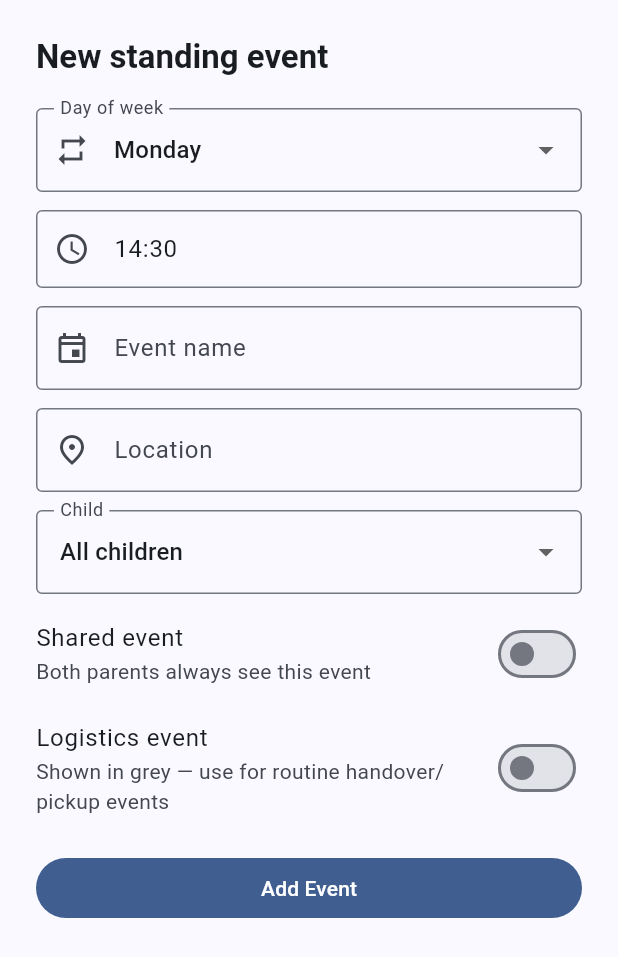
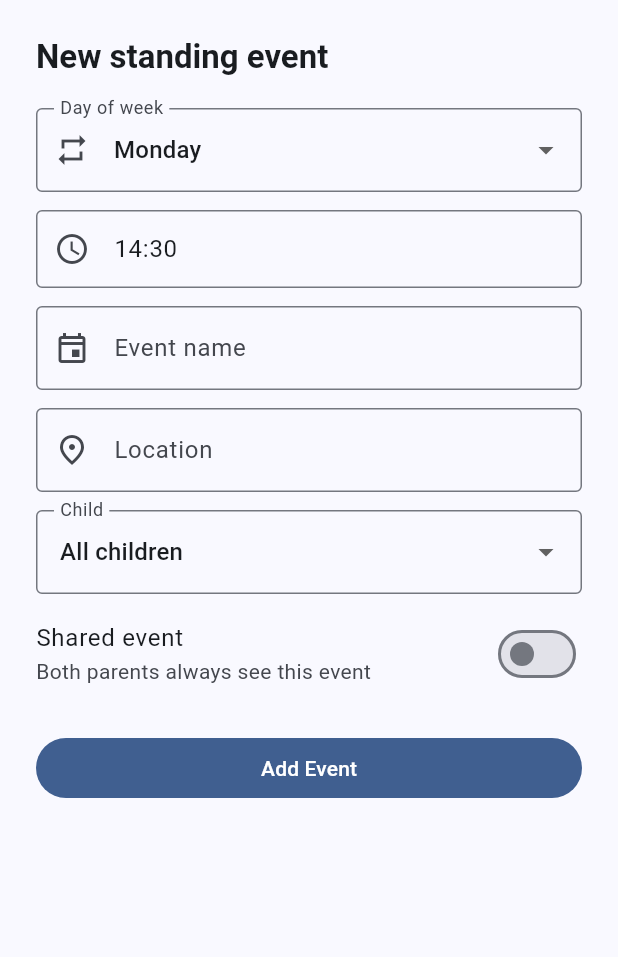
Before and after one commit to Pahiro/coplan, a Flutter app: the EventEditSheet widget shown alone on an empty page, opened directly, after a tap on "Add Event", on a phone screen of 412 x 824 dp. Shown: the top 957 px of the screen. Run offline on Flutter 3.47's test engine with Material 3 defaults, Android fonts, the phone set to English and light mode, and no system bars; our stand-ins replace connectivity_plus, flutter_local_notifications, flutter_riverpod, open_filex, package_info_plus, pocketbase and 1 more; missing offline and left inert: dart:html, home_widget; accounts and stored records are empty; network calls fail.

Commit message:
refactor: replace isLogistics with automatic custody-based dimming
Events now dim automatically when custodyNote != null (a custody request
has shifted responsibility for that slot). Removes the isLogistics manual
flag entirely from models, engine, providers, UI, and the widget.

Co-Authored-By: Claude Sonnet 4.6 <noreply@anthropic.com>

```diff
--- a/lib/engine/resolution_engine.dart
+++ b/lib/engine/resolution_engine.dart
@@ -312,7 +312,6 @@ class ResolutionEngine {
             note:           o.note,
             isAdhoc:        true,
             isShared:       o.isShared,
-            isLogistics:    o.isLogistics,
             overrideId:     o.id,
             custodyNote:    custodyNote,
           );
@@ -412,7 +411,6 @@ class ResolutionEngine {
       ruleId:         rule.id,
       overrideId:     override?.id,
       custodyNote:    note,
-      isLogistics:    rule.isLogistics,
     );
   }
 
--- a/lib/models/base_rule.dart
+++ b/lib/models/base_rule.dart
@@ -12,10 +12,6 @@ class BaseRule {
   /// but the event is tagged so both parents can see it is a shared obligation.
   final bool isShared;
 
-  /// Logistics events (school pickup, regular handover) are greyed out in the
-  /// UI when a custody override has changed who has the kids that day.
-  final bool isLogistics;
-
   /// When set, this rule only renders on weeks where the named parent is the
   /// outgoing custody holder (i.e. their rotation week is ending on this day).
   /// Used for directional handover rules — one per parent with different times.
@@ -29,7 +25,6 @@ class BaseRule {
     required this.location,
     required this.activity,
     this.isShared = false,
-    this.isLogistics = false,
     this.handoverFrom,
   });
 
@@ -41,7 +36,6 @@ class BaseRule {
         location: j['location'] as String,
         activity: j['activity'] as String,
         isShared: (j['is_shared'] as bool?) ?? false,
-        isLogistics: (j['is_logistics'] as bool?) ?? false,
         handoverFrom: (j['handover_from'] as String?)?.isNotEmpty == true
             ? j['handover_from'] as String
             : null,
--- a/lib/models/manual_override.dart
+++ b/lib/models/manual_override.dart
@@ -19,10 +19,6 @@ class ManualOverride {
   /// (e.g. birthday party, school trip).
   final bool isShared;
 
-  /// When true this adhoc event is a logistics/transport entry that should be
-  /// dimmed when a custody request already covers the same time window.
-  final bool isLogistics;
-
   const ManualOverride({
     required this.id,
     required this.targetDate,
@@ -38,7 +34,6 @@ class ManualOverride {
     this.adhocActivity,
     this.adhocLocation,
     this.isShared = false,
-    this.isLogistics = false,
   });
 
   factory ManualOverride.fromRecord(Map<String, dynamic> j) {
@@ -71,7 +66,6 @@ class ManualOverride {
       adhocActivity:  effectiveActivity.isNotEmpty ? effectiveActivity : null,
       adhocLocation:  j['location'] as String?,
       isShared:       (j['is_shared'] as bool?) ?? false,
-      isLogistics:    (j['is_logistics'] as bool?) ?? false,
     );
   }
 }
--- a/lib/models/resolved_event.dart
+++ b/lib/models/resolved_event.dart
@@ -62,11 +62,6 @@ class ResolvedEvent {
   /// [custodyRequestId] instead.
   final String? recurringId;
 
-  /// True when this event comes from a rule marked is_logistics AND a custody
-  /// request has changed the responsible parent. Rendered greyed-out in the UI
-  /// so it doesn't clutter the view but still provides schedule context.
-  final bool isLogistics;
-
   const ResolvedEvent({
     required this.date,
     required this.time,
@@ -85,7 +80,6 @@ class ResolvedEvent {
     this.custodyRequestId,
     this.custodyTransportNote,
     this.recurringId,
-    this.isLogistics = false,
   });
 
   /// Serialised form written to SharedPreferences for the Android widget.
@@ -96,7 +90,7 @@ class ResolvedEvent {
         'location': location,
         'childName': childName,
         'parent': assignedParent,
-        'isLogistics': isLogistics,
+        'dimmed': custodyNote != null,
       };
 
   String _p(int n) => n.toString().padLeft(2, '0');
--- a/lib/providers/custody_provider.dart
+++ b/lib/providers/custody_provider.dart
@@ -243,7 +243,6 @@ class CustodyRequestsNotifier
     required String assignedParent,
     String? endTime,
     String? note,
-    bool isLogistics = false,
   }) async {
     final auth = ref.read(authProvider).valueOrNull;
     final myId = auth?.userId ?? '';
@@ -258,7 +257,6 @@ class CustodyRequestsNotifier
       'created_by':      myId,
       'is_adhoc':        true,
       'is_shared':       true,
-      'is_logistics':    isLogistics,
       'activity':        activity,
       'location':        location,
       if (endTime != null && endTime.isNotEmpty) 'end_time': endTime,
--- a/lib/providers/schedule_provider.dart
+++ b/lib/providers/schedule_provider.dart
@@ -194,7 +194,6 @@ class BaseRulesNotifier extends AsyncNotifier<void> {
     required String activity,
     required String location,
     required bool isShared,
-    bool isLogistics = false,
     String? handoverFrom,
   }) async {
     final hid = ref.read(householdProvider).valueOrNull?.id;
@@ -205,7 +204,6 @@ class BaseRulesNotifier extends AsyncNotifier<void> {
       'activity':      activity,
       'location':      location,
       'is_shared':     isShared,
-      'is_logistics':  isLogistics,
       'handover_from': handoverFrom ?? '',
       if (hid != null) 'household': hid,
     });
@@ -220,7 +218,6 @@ class BaseRulesNotifier extends AsyncNotifier<void> {
     required String activity,
     required String location,
     required bool isShared,
-    bool isLogistics = false,
     String? handoverFrom,
   }) async {
     await pb.collection('rules_base').update(id, body: {
@@ -230,7 +227,6 @@ class BaseRulesNotifier extends AsyncNotifier<void> {
       'activity':      activity,
       'location':      location,
       'is_shared':     isShared,
-      'is_logistics':  isLogistics,
       'handover_from': handoverFrom ?? '',
     });
     _invalidate();
@@ -266,7 +262,6 @@ class ManualOverridesNotifier extends AsyncNotifier<void> {
     required String activity,
     required String location,
     required bool isShared,
-    required bool isLogistics,
     String? endTime,
     String? note,
   }) async {
@@ -277,7 +272,6 @@ class ManualOverridesNotifier extends AsyncNotifier<void> {
       'activity':      activity,
       'location':      location,
       'is_shared':     isShared,
-      'is_logistics':  isLogistics,
       'end_time':      endTime ?? '',
       'note':          note ?? '',
     });
--- a/lib/screens/settings/schedule_settings_screen.dart
+++ b/lib/screens/settings/schedule_settings_screen.dart
@@ -398,7 +398,6 @@ class _HandoverSetupCardState extends ConsumerState<_HandoverSetupCard> {
         activity:     'Weekly handover',
         location:     '',
         isShared:     false,
-        isLogistics:  true,
         handoverFrom: parentA,
       );
       await notifier.create(
@@ -408,7 +407,6 @@ class _HandoverSetupCardState extends ConsumerState<_HandoverSetupCard> {
         activity:     'Weekly handover',
         location:     '',
         isShared:     false,
-        isLogistics:  true,
         handoverFrom: parentB,
       );
 
--- a/lib/widgets/add_event_sheet.dart
+++ b/lib/widgets/add_event_sheet.dart
@@ -37,7 +37,6 @@ class _AddEventSheetState extends ConsumerState<AddEventSheet> {
   TimeOfDay?     _endTime;
   String         _child    = 'All';
   bool           _isShared    = false; // only used for standing events
-  bool           _isLogistics = false; // only used for one-off events
   bool           _saving   = false;
 
   final _activityCtrl = TextEditingController();
@@ -126,7 +125,6 @@ class _AddEventSheetState extends ConsumerState<AddEventSheet> {
               assignedParent: owner,
               endTime:        _endTime != null ? _fmtTime(_endTime!) : null,
               note:           _noteCtrl.text.trim(),
-              isLogistics:    _isLogistics,
             );
       }
       if (mounted) Navigator.pop(context);
@@ -279,15 +277,6 @@ class _AddEventSheetState extends ConsumerState<AddEventSheet> {
                 subtitle: const Text('Marks it as a shared obligation'),
                 contentPadding: EdgeInsets.zero,
               ),
-            ] else ...[
-              const SizedBox(height: 4),
-              SwitchListTile(
-                value: _isLogistics,
-                onChanged: (v) => setState(() => _isLogistics = v),
-                title: const Text('Logistics / transport'),
-                subtitle: const Text('Dims this event when a custody request already covers it'),
-                contentPadding: EdgeInsets.zero,
-              ),
             ],
 
             SizedBox(
--- a/lib/widgets/event_edit_sheet.dart
+++ b/lib/widgets/event_edit_sheet.dart
@@ -26,7 +26,6 @@ class _EventEditSheetState extends ConsumerState<EventEditSheet> {
   late TimeOfDay _time;
   TimeOfDay?    _endTime;
   late bool     _isShared;
-  late bool     _isLogistics;
   late DateTime _date;      // only for adhoc/create-rule (date picker)
   late int      _dayOfWeek; // only for base rules (day picker)
   bool _saving = false;
@@ -46,7 +45,6 @@ class _EventEditSheetState extends ConsumerState<EventEditSheet> {
     _time         = e?.time ?? const TimeOfDay(hour: 14, minute: 30);
     _endTime      = e?.endTime;
     _isShared     = e?.isShared ?? false;
-    _isLogistics  = e?.isLogistics ?? false;
     _date         = e?.date ?? DateTime.now().add(const Duration(days: 1));
     _dayOfWeek    = e?.date.weekday ?? DateTime.monday;
   }
@@ -100,7 +98,6 @@ class _EventEditSheetState extends ConsumerState<EventEditSheet> {
               activity:     _activityCtrl.text.trim(),
               location:     _locationCtrl.text.trim(),
               isShared:     _isShared,
-              isLogistics:  _isLogistics,
               endTime:      _endTime != null ? _fmtTime(_endTime!) : null,
               note:         _noteCtrl.text.trim(),
             );
@@ -113,7 +110,6 @@ class _EventEditSheetState extends ConsumerState<EventEditSheet> {
               activity:    _activityCtrl.text.trim(),
               location:    _locationCtrl.text.trim(),
               isShared:    _isShared,
-              isLogistics: _isLogistics,
             );
       } else {
         // Create new standing rule
@@ -124,7 +120,6 @@ class _EventEditSheetState extends ConsumerState<EventEditSheet> {
               activity:    _activityCtrl.text.trim(),
               location:    _locationCtrl.text.trim(),
               isShared:    _isShared,
-              isLogistics: _isLogistics,
             );
       }
       if (mounted) Navigator.pop(context);
@@ -267,15 +262,6 @@ class _EventEditSheetState extends ConsumerState<EventEditSheet> {
               subtitle: const Text('Both parents always see this event'),
               contentPadding: EdgeInsets.zero,
             ),
-            // Logistics toggle
-            SwitchListTile(
-              value: _isLogistics,
-              onChanged: (v) => setState(() => _isLogistics = v),
-              title: const Text('Logistics event'),
-              subtitle: const Text(
-                  'Shown in grey — use for routine handover/pickup events'),
-              contentPadding: EdgeInsets.zero,
-            ),
             const SizedBox(height: 16),
 
             SizedBox(
--- a/lib/widgets/timeline_card.dart
+++ b/lib/widgets/timeline_card.dart
@@ -28,10 +28,8 @@ class TimelineCard extends ConsumerWidget {
     final isHelper =
         household?.helpers.any((h) => h.displayName == parent) ?? false;
 
-    // Logistics events are dimmed uniformly when a custody request has already
-    // covered this slot — wrap the whole card in Opacity so colours and text
-    // scale together and text stays readable.
-    final isGreyed = event.isLogistics;
+    // Dim events when a custody request has shifted responsibility for this slot.
+    final isGreyed = event.custodyNote != null;
     final parentColor = colors.parentColor(parent);
     final parentLight = colors.parentLightColor(parent);
 
```
Also changed, not shown: 1 other file.
